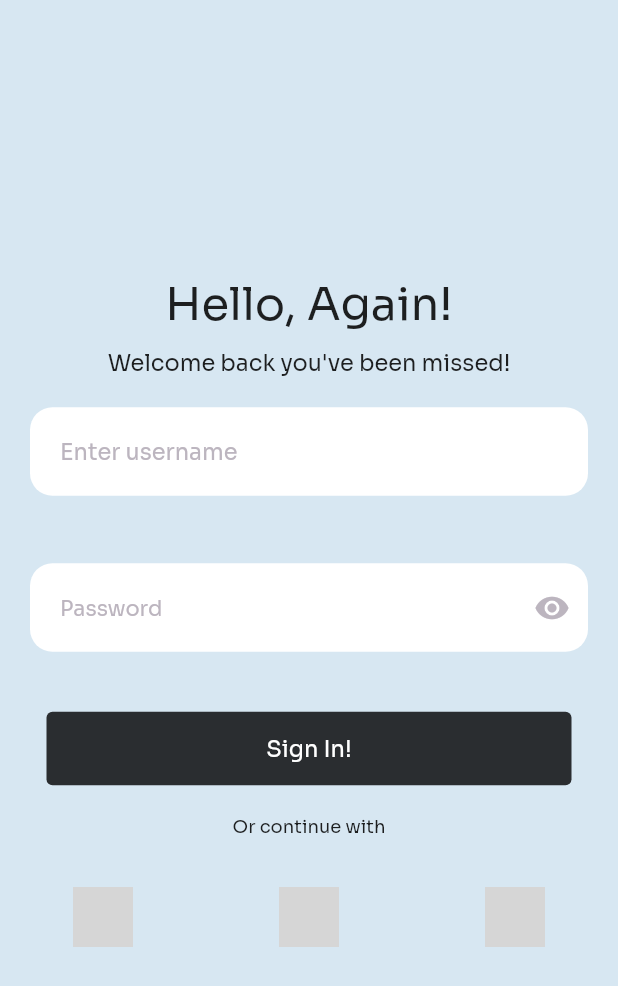
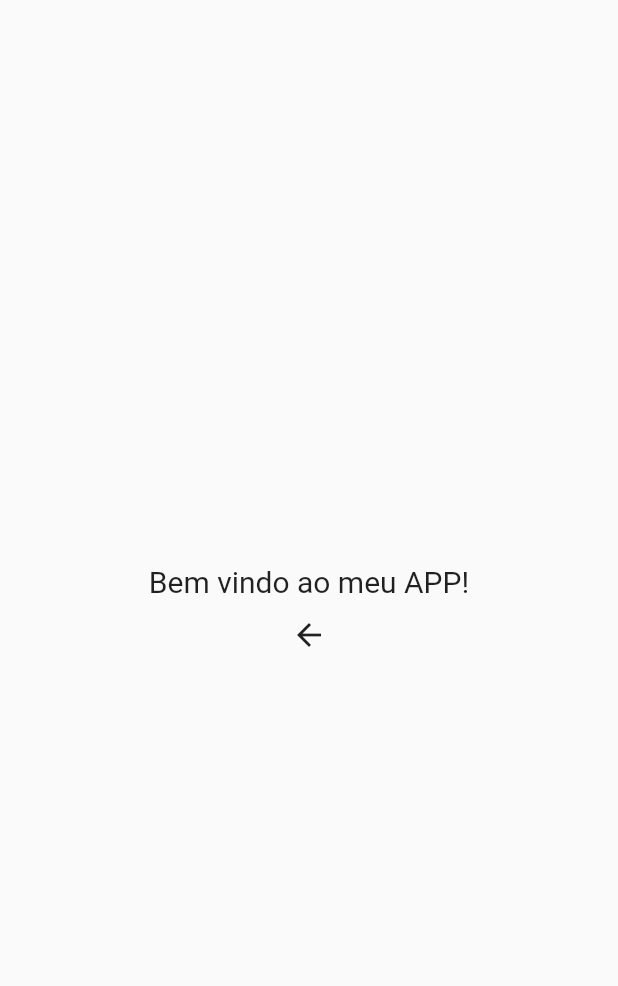
Before and after one commit to mthmontes/login-app, a Flutter app: the screen it shows after launch, after a tap on "Sign In!", on a phone screen of 412 x 824 dp. Shown: the top 986 px of the screen. Run offline on Flutter 3.47's test engine with Material 2 defaults, Android fonts, the phone set to English and light mode, and no system bars; network calls fail; grey boxes are pictures that could not be loaded.

Commit message:
feat: add second screen and part of callback to home

```diff
--- a/login_app/lib/login_screen.dart
+++ b/login_app/lib/login_screen.dart
@@ -1,5 +1,6 @@
 // ignore_for_file: prefer_const_constructors, prefer_const_literals_to_create_immutables, sort_child_properties_last, prefer_typing_uninitialized_variables
 import 'package:flutter/material.dart';
+import 'package:my_app/second_screen.dart';
 
 class HomePage extends StatefulWidget {
   const HomePage({Key? key}) : super(key: key);
@@ -102,7 +103,10 @@ class _HomePageState extends State<HomePage> {
             ),
             TextButton(
               onPressed: () {
-                checkLogin();
+                Navigator.push(
+                    context,
+                    MaterialPageRoute(
+                        builder: ((context) => const SecondScreen())));
               },
               child: Text("Sign In!"),
               style: TextButton.styleFrom(
--- a/login_app/lib/main.dart
+++ b/login_app/lib/main.dart
@@ -2,6 +2,7 @@
 
 import 'package:flutter/material.dart';
 import 'package:my_app/login_screen.dart';
+import 'package:my_app/second_screen.dart';
 
 void main() {
   runApp(const MyApp());
--- /dev/null
+++ b/login_app/lib/second_screen.dart
@@ -0,0 +1,31 @@
+// ignore_for_file: prefer_const_constructors, use_function_type_syntax_for_parameters
+
+import 'package:flutter/material.dart';
+
+class SecondScreen extends StatelessWidget {
+  const SecondScreen({super.key});
+
+  @override
+  Widget build(BuildContext context) {
+    return Scaffold(
+      body: Container(
+        alignment: Alignment.center,
+        child: Column(
+          mainAxisAlignment: MainAxisAlignment.center,
+          children: [
+            Text(
+              "Bem vindo ao meu APP!",
+              style: TextStyle(fontSize: 20),
+            ),
+            IconButton(
+              onPressed: () {
+                debugPrint("Ainda não estou retornando pra casa.");
+              },
+              icon: Icon(Icons.arrow_back),
+            )
+          ],
+        ),
+      ),
+    );
+  }
+}
```
